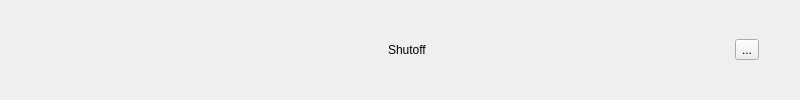
First picture: the form in ui/container_element.ui, repository Vortex-Linux/Ship-GUI, before the edit.
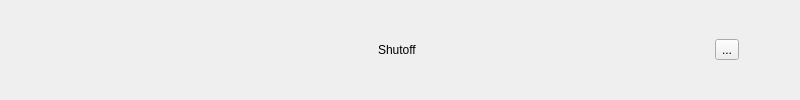
Second picture: the form after the edit.

The edit to the form file:
```diff
--- a/ui/container_element.ui
+++ b/ui/container_element.ui
@@ -15,7 +15,7 @@
                 <widget class="QFrame" name="container_frame">
                     <layout class="QHBoxLayout" name="horizontalLayout">
                         <property name="rightMargin">
-                            <number>30</number>
+                            <number>50</number>
                         </property>
                         <property name="leftMargin">
                             <number>30</number>
```
